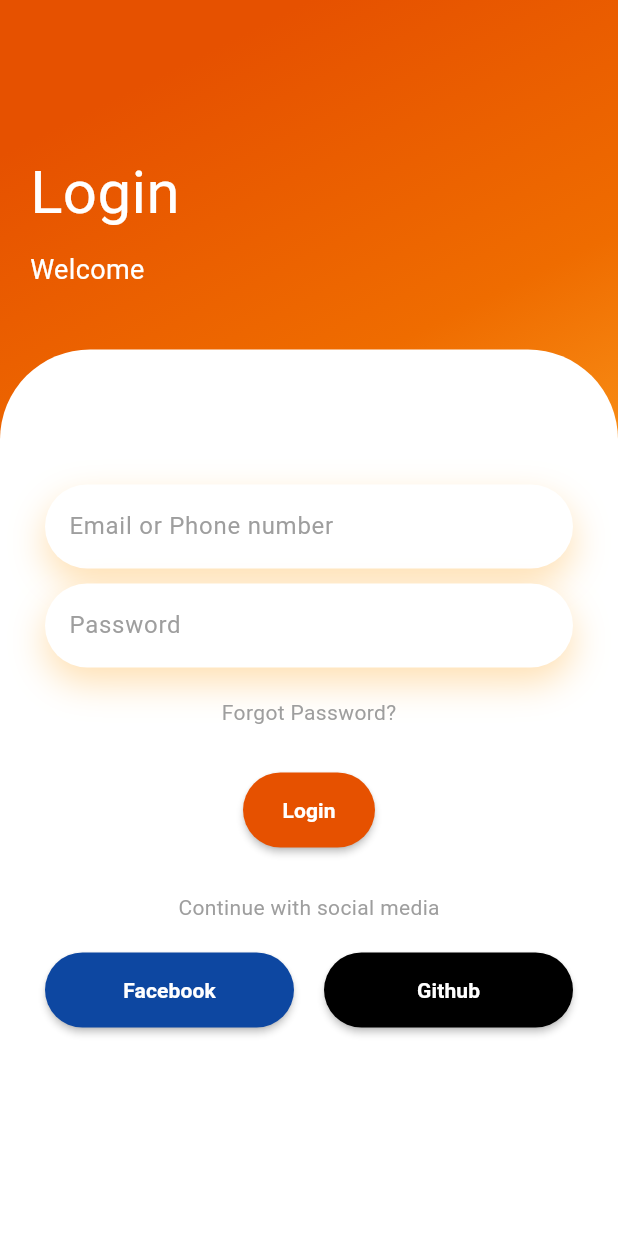
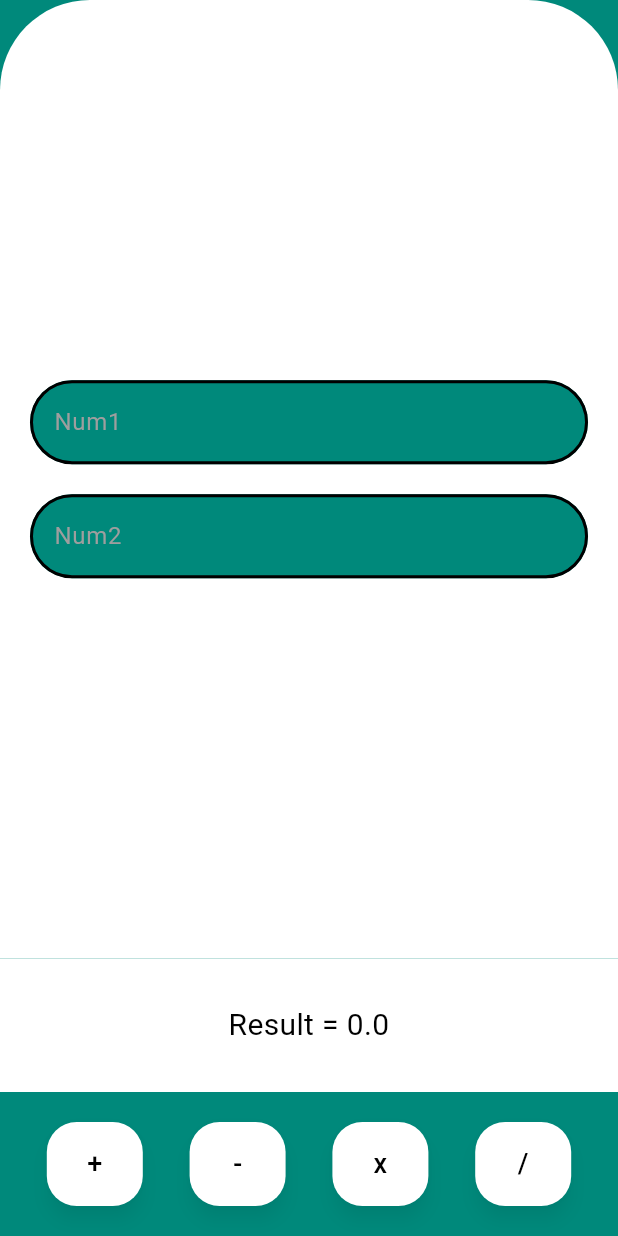
Before and after one commit to ahmed-ashraf-911/Calculator-Login-UI, a Flutter app: the screen it shows after launch, on a phone screen of 412 x 824 dp. Run offline on Flutter 3.47's test engine with Material 3 defaults, Android fonts, the phone set to English and light mode, and no system bars.

Commit message:
first commit

```diff
--- /dev/null
+++ b/lib/calculator/calculator_screen.dart
@@ -0,0 +1,146 @@
+import 'package:flutter/material.dart';
+
+class CalculatorScreen extends StatefulWidget {
+  const CalculatorScreen({super.key});
+
+  @override
+  _CalculatorScreenState createState() => _CalculatorScreenState();
+}
+
+class _CalculatorScreenState extends State<CalculatorScreen> {
+  // Controllers for input fields
+  TextEditingController num1Controller = TextEditingController();
+  TextEditingController num2Controller = TextEditingController();
+
+  double result = 0; // Holds the calculation result
+
+  // Function to perform calculations
+  void calculate(String operator) {
+    double num1 = double.tryParse(num1Controller.text) ?? 0;
+    double num2 = double.tryParse(num2Controller.text) ?? 0;
+
+    setState(() {
+      if (operator == '+') result = num1 + num2;
+      if (operator == '-') result = num1 - num2;
+      if (operator == 'x') result = num1 * num2;
+      if (operator == '/') {
+        result = num2 != 0 ? num1 / num2 : 0; // Prevent division by zero
+      }
+    });
+  }
+
+  @override
+  Widget build(BuildContext context) {
+    return Scaffold(
+      backgroundColor: Colors.teal[600],
+      body: SafeArea(
+        child: Column(
+          children: [
+            Expanded(
+              child: Container(
+                decoration: BoxDecoration(
+                  color: Colors.white,
+                  borderRadius: BorderRadius.only(
+                    topLeft: Radius.circular(60),
+                    topRight: Radius.circular(60),
+                  ),
+                ),
+                child: Padding(
+                  padding: const EdgeInsets.all(20.0),
+                  child: Column(
+                    mainAxisAlignment: MainAxisAlignment.center,
+                    children: [
+                      _buildCustomTextField(num1Controller, "Num1"),
+                      SizedBox(height: 20),
+                      _buildCustomTextField(num2Controller, "Num2"),
+                    ],
+                  ),
+                ),
+              ),
+            ),
+            Container(
+              color: Colors.white,
+              width: double.infinity,
+              padding: EdgeInsets.symmetric(vertical: 30),
+              child: Text(
+                'Result = $result',
+                style: TextStyle(
+                  fontSize: 20,
+                  color: Colors.black,
+                ),
+                textAlign: TextAlign.center,
+              ),
+            ),
+            Container(
+              color: Colors.teal[600],
+              padding: EdgeInsets.symmetric(vertical: 20),
+              child: Row(
+                mainAxisAlignment: MainAxisAlignment.spaceEvenly,
+                children: [
+                  _buildOperationButton('+'),
+                  _buildOperationButton('-'),
+                  _buildOperationButton('x'),
+                  _buildOperationButton('/'),
+                ],
+              ),
+            ),
+          ],
+        ),
+      ),
+    );
+  }
+
+  Widget _buildCustomTextField(TextEditingController controller, String hintText) {
+    return TextField(
+      controller: controller,
+      keyboardType: TextInputType.number,
+      style: TextStyle(color: Colors.black),
+      decoration: InputDecoration(
+        hintText: hintText,
+        hintStyle: TextStyle(color: Colors.grey),
+        filled: true,
+        fillColor: Colors.teal[600],
+        border: OutlineInputBorder(
+          borderRadius: BorderRadius.circular(30),
+          borderSide: BorderSide(
+            color: Colors.black,
+            width: 2,
+          ),
+        ),
+        enabledBorder: OutlineInputBorder(
+          borderRadius: BorderRadius.circular(30),
+          borderSide: BorderSide(
+            color: Colors.black,
+            width: 2,
+          ),
+        ),
+        focusedBorder: OutlineInputBorder(
+          borderRadius: BorderRadius.circular(30),
+          borderSide: BorderSide(
+            color: Colors.orange,
+            width: 2,
+          ),
+        ),
+      ),
+    );
+  }
+
+  Widget _buildOperationButton(String operator) {
+    return ElevatedButton(
+      onPressed: () => calculate(operator),
+      child: Text(
+        operator,
+        style: TextStyle(fontSize: 18, color: Colors.black),
+      ),
+      style: ElevatedButton.styleFrom(
+        backgroundColor: Colors.white,
+        shape: RoundedRectangleBorder(
+          borderRadius: BorderRadius.circular(20),
+        ),
+        padding: EdgeInsets.symmetric(horizontal: 20, vertical: 15),
+        elevation: 5,
+        shadowColor: Colors.black.withOpacity(0.3),
+      ),
+    );
+  }
+}
--- a/lib/main.dart
+++ b/lib/main.dart
@@ -1,159 +1,18 @@
 import 'package:flutter/material.dart';
 
+import 'calculator/calculator_screen.dart';
+
 void main() {
-  runApp(
-    MaterialApp(
-      home: Login_page(),
-    ),
-  );
+  runApp(CalculatorApp());
 }
+class CalculatorApp extends StatelessWidget {
+  const CalculatorApp({super.key});
 
-class Login_page extends StatelessWidget {
   @override
   Widget build(BuildContext context) {
-    return Scaffold(
-      body: Container(
-        width: double.infinity,
-        decoration: BoxDecoration(
-          gradient: LinearGradient(
-            begin: Alignment.topCenter,
-            colors: [
-              Colors.orange.shade900,
-              Colors.orange.shade800,
-              Colors.orange.shade400,
-            ],
-          ),
-        ),
-        child: Column(
-          crossAxisAlignment: CrossAxisAlignment.start,
-          children: [
-            SizedBox(height: 80),
-            Padding(
-              padding: const EdgeInsets.all(20),
-              child: Column(
-                crossAxisAlignment: CrossAxisAlignment.start,
-                children: [
-                  Text(
-                    "Login",
-                    style: TextStyle(color: Colors.white, fontSize: 40),
-                  ),
-                  SizedBox(height: 10),
-                  Text(
-                    "Welcome",
-                    style: TextStyle(color: Colors.white, fontSize: 18),
-                  ),
-                ],
-              ),
-            ),
-            SizedBox(height: 20),
-            Expanded(
-              child: Container(
-                decoration: BoxDecoration(
-                  color: Colors.white,
-                  borderRadius: BorderRadius.only(
-                    topLeft: Radius.circular(60),
-                    topRight: Radius.circular(60),
-                  ),
-                ),
-                child: Padding(
-                  padding: const EdgeInsets.all(30),
-                  child: Column(
-                    children: [
-                      SizedBox(height: 60),
-                      _buildInputField(
-                          hintText: "Email or Phone number", isPassword: false),
-                      SizedBox(height: 10),
-                      _buildInputField(hintText: "Password", isPassword: true),
-                      SizedBox(height: 20),
-                      Text(
-                        "Forgot Password?",
-                        style: TextStyle(color: Colors.grey),
-                      ),
-                      SizedBox(height: 30),
-                      _buildButton(
-                        context,
-                        label: "Login",
-                        color: Colors.orange.shade900,
-                        onPressed: () {},
-                      ),
-                      SizedBox(height: 30),
-                      Text(
-                        "Continue with social media",
-                        style: TextStyle(color: Colors.grey),
-                      ),
-                      SizedBox(height: 20),
-                      Row(
-                        children: [
-                          Expanded(
-                            child: _buildButton(
-                              context,
-                              label: "Facebook",
-                              color: Colors.blue.shade900,
-                              onPressed: () {},
-                            ),
-                          ),
-                          SizedBox(width: 20),
-                          Expanded(
-                            child: _buildButton(
-                              context,
-                              label: "Github",
-                              color: Colors.black,
-                              onPressed: () {},
-                            ),
-                          ),
-                        ],
-                      ),
-                    ],
-                  ),
-                ),
-              ),
-            ),
-          ],
-        ),
-      ),
-    );
-  }
-
-  Widget _buildInputField(
-      {required String hintText, required bool isPassword}) {
-    return Container(
-      decoration: BoxDecoration(
-        color: Colors.white,
-        borderRadius: BorderRadius.circular(30),
-        boxShadow: [
-          BoxShadow(
-            color: Colors.orange.withOpacity(0.3),
-            blurRadius: 20,
-            offset: Offset(0, 10),
-          ),
-        ],
-      ),
-      child: TextField(
-        obscureText: isPassword,
-        decoration: InputDecoration(
-          hintText: hintText,
-          hintStyle: TextStyle(color: Colors.grey),
-          border: OutlineInputBorder(
-            borderSide: BorderSide.none,
-          ),
-        ),
-      ),
-    );
-  }
-
-  Widget _buildButton(BuildContext context,
-      {required String label, required Color color, required VoidCallback onPressed}) {
-    return MaterialButton(
-      onPressed: onPressed,
-      height: 50,
-      color: color,
-      shape: RoundedRectangleBorder(
-        borderRadius: BorderRadius.circular(50),
-      ),
-      child: Text(
-        label,
-        style: TextStyle(color: Colors.white, fontWeight: FontWeight.bold),
-      ),
+    return MaterialApp(
+      debugShowCheckedModeBanner: false,
+      home: CalculatorScreen(),
     );
   }
 }
```
Also changed, not shown: lib/calculator/login_ui.dart (added, +153 -0 lines).
